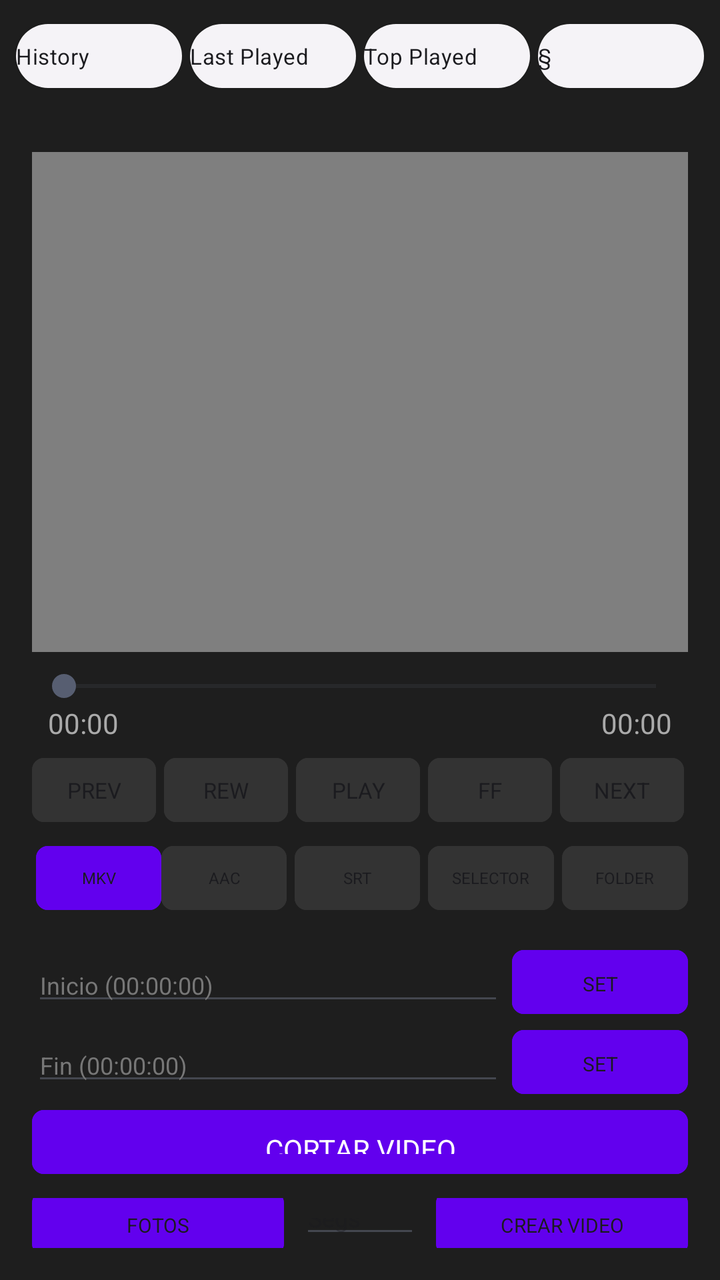
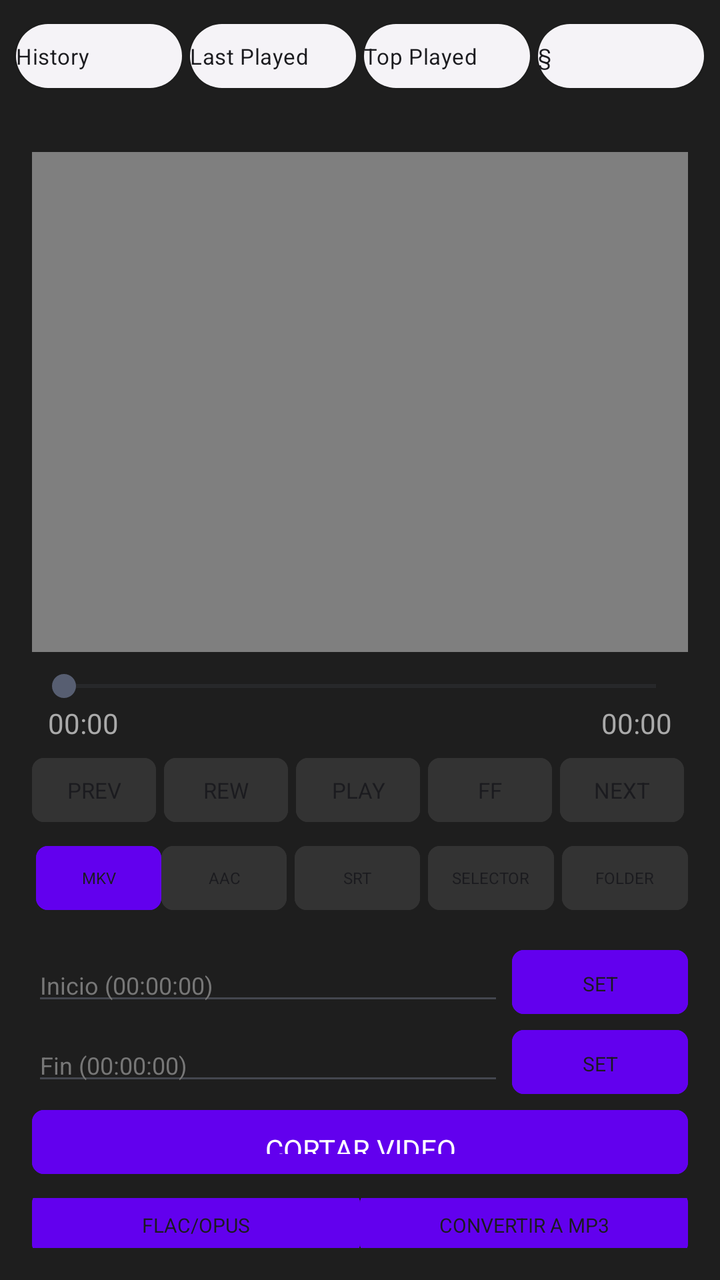

Two renders of the same Android screen: before a commit and after it. Below are the layout's source before the change and the commit's diff.
<!-- AndroidManifest.xml: application theme Theme.RetroMusic.MD3 -->
<!-- res/layout/home_content.xml -->
<?xml version="1.0" encoding="utf-8"?>
<LinearLayout xmlns:android="http://schemas.android.com/apk/res/android"
    android:layout_width="match_parent"
    android:layout_height="match_parent"
    android:orientation="vertical"
    android:background="#1E1E1E"
    android:focusable="true"
    android:focusableInTouchMode="true">

    <include
        android:id="@+id/abs_playlists"
        layout="@layout/abs_playlists" />

    <LinearLayout
        android:layout_width="match_parent"
        android:layout_height="wrap_content"
        android:orientation="vertical"
        android:padding="16dp">

        <FrameLayout
            android:id="@+id/videoContainer"
            android:layout_width="match_parent"
            android:layout_height="250dp"
            android:background="#000000">

            <VideoView
                android:id="@+id/videoPlayer"
                android:layout_width="match_parent"
                android:layout_height="match_parent"
                android:layout_gravity="center" />

            <TextView
                android:id="@+id/tvSubtitleOverlay"
                android:layout_width="match_parent"
                android:layout_height="wrap_content"
                android:layout_gravity="bottom|center_horizontal"
                android:gravity="center"
                android:padding="16dp"
                android:textColor="#FFFFFF"
                android:textSize="18sp" />
        </FrameLayout>

        <SeekBar
            android:id="@+id/videoSeekBar"
            android:layout_width="match_parent"
            android:layout_height="wrap_content"
            android:layout_marginTop="8dp" />

        <LinearLayout
            android:layout_width="match_parent"
            android:layout_height="wrap_content"
            android:orientation="horizontal"
            android:paddingHorizontal="8dp">
            <TextView android:id="@+id/tvCurrentTime" android:layout_width="wrap_content" android:layout_height="wrap_content" android:text="00:00" android:textColor="#AAAAAA" />
            <Space android:layout_width="0dp" android:layout_height="wrap_content" android:layout_weight="1" />
            <TextView android:id="@+id/tvTotalTime" android:layout_width="wrap_content" android:layout_height="wrap_content" android:text="00:00" android:textColor="#AAAAAA" />
        </LinearLayout>

        <LinearLayout
            android:layout_width="match_parent"
            android:layout_height="wrap_content"
            android:orientation="horizontal"
            android:weightSum="5"
            android:layout_marginTop="4dp"> 
            <Button android:id="@+id/btnPrevVideo" android:layout_width="0dp" android:layout_height="40dp" android:layout_weight="1" android:layout_marginEnd="2dp" android:backgroundTint="#333333" android:text="PREV" android:textSize="11sp" android:padding="0dp" />
            <Button android:id="@+id/btnRewindTime" android:layout_width="0dp" android:layout_height="40dp" android:layout_weight="1" android:layout_marginHorizontal="2dp" android:backgroundTint="#333333" android:text="REW" android:textSize="11sp" android:padding="0dp" />
            <Button android:id="@+id/btnPlayPause" android:layout_width="0dp" android:layout_height="40dp" android:layout_weight="1" android:layout_marginHorizontal="2dp" android:backgroundTint="#333333" android:text="PLAY" android:textSize="11sp" android:padding="0dp" />
            <Button android:id="@+id/btnForwardTime" android:layout_width="0dp" android:layout_height="40dp" android:layout_weight="1" android:layout_marginHorizontal="2dp" android:backgroundTint="#333333" android:text="FF" android:textSize="11sp" android:padding="0dp" />
            <Button android:id="@+id/btnNextVideo" android:layout_width="0dp" android:layout_height="40dp" android:layout_weight="1" android:layout_marginHorizontal="2dp" android:backgroundTint="#333333" android:text="NEXT" android:textSize="11sp" android:padding="0dp" />
        </LinearLayout>

        <LinearLayout
            android:layout_width="match_parent"
            android:layout_height="wrap_content"
            android:orientation="horizontal"
            android:weightSum="5"
            android:layout_marginTop="4dp"> 
            <Button android:id="@+id/btnMixVideo" android:layout_width="0dp" android:layout_height="40dp" android:layout_weight="1" android:layout_marginStart="2dp" android:backgroundTint="#6200EE" android:text="MKV" android:textSize="8sp" android:padding="0dp" />
            <Button android:id="@+id/btnFullscreen" android:layout_width="0dp" android:layout_height="40dp" android:layout_weight="1" android:layout_marginEnd="2dp" android:backgroundTint="#333333" android:text="AAC" android:textSize="8sp" android:padding="0dp" />
            <Button android:id="@+id/btnLoadSubtitles" android:layout_width="0dp" android:layout_height="40dp" android:layout_weight="1" android:layout_marginHorizontal="2dp" android:backgroundTint="#333333" android:text="SRT" android:textSize="8sp" android:padding="0dp" />
            <Button android:id="@+id/btnOpenFile" android:layout_width="0dp" android:layout_height="40dp" android:layout_weight="1" android:layout_marginHorizontal="2dp" android:backgroundTint="#333333" android:text="SELECTOR" android:textSize="8sp" android:padding="0dp" />
            <Button android:id="@+id/btnChooseFolder" android:layout_width="0dp" android:layout_height="40dp" android:layout_weight="1" android:layout_marginStart="2dp" android:backgroundTint="#333333" android:text="FOLDER" android:textSize="8sp" android:padding="0dp" />
        </LinearLayout>

        <LinearLayout
            android:layout_width="match_parent"
            android:layout_height="wrap_content"
            android:orientation="vertical"
            android:layout_marginTop="12dp">

            <LinearLayout 
                android:layout_width="match_parent" 
                android:layout_height="wrap_content" 
                android:orientation="horizontal"
                android:gravity="center_vertical">
                
                <EditText android:id="@+id/etStartTime" android:layout_width="0dp" android:layout_weight="1" android:layout_height="wrap_content" android:hint="Inicio (00:00:00)" android:textColor="#FFFFFF" android:textColorHint="#777777" android:textSize="12sp" android:inputType="text" />
                <Button android:id="@+id/btnSetStart" android:layout_width="wrap_content" android:layout_height="40dp" android:backgroundTint="#6200EE" android:text="SET" android:textSize="10sp" android:layout_marginStart="4dp" />
            </LinearLayout>

            <LinearLayout 
                android:layout_width="match_parent" 
                android:layout_height="wrap_content" 
                android:orientation="horizontal"
                android:gravity="center_vertical">
                
                <EditText android:id="@+id/etEndTime" android:layout_width="0dp" android:layout_weight="1" android:layout_height="wrap_content" android:hint="Fin (00:00:00)" android:textColor="#FFFFFF" android:textColorHint="#777777" android:textSize="12sp" android:inputType="text" />
                <Button android:id="@+id/btnSetEnd" android:layout_width="wrap_content" android:layout_height="40dp" android:backgroundTint="#6200EE" android:text="SET" android:textSize="10sp" android:layout_marginStart="4dp" />
            </LinearLayout>

            <Button android:id="@+id/btnSplit" android:layout_width="match_parent" android:layout_height="40dp" android:backgroundTint="#6200EE" android:text="CORTAR VIDEO" android:textColor="#FFFFFF" />
        </LinearLayout>

        <LinearLayout
            android:layout_width="match_parent"
            android:layout_height="wrap_content"
            android:orientation="horizontal"
            android:layout_marginTop="8dp"
            android:gravity="center_vertical">

            <Button android:id="@+id/btnSelectImages" android:layout_width="0dp" android:layout_weight="1" android:layout_height="40dp" android:backgroundTint="#6200EE" android:text="FOTOS" android:textSize="10sp" />
            <EditText android:id="@+id/etImageDuration" android:layout_width="60dp" android:layout_height="wrap_content" android:hint="Segs" android:textColor="#FFFFFF" android:inputType="number" android:textSize="12sp" android:layout_marginHorizontal="8dp" />
            <Button android:id="@+id/btnCreateImgVideo" android:layout_width="0dp" android:layout_weight="1" android:layout_height="40dp" android:backgroundTint="#6200EE" android:text="CREAR VIDEO" android:textSize="10sp" />
        </LinearLayout>

        <androidx.recyclerview.widget.RecyclerView
            android:id="@+id/rvDownloads"
            android:layout_width="match_parent"
            android:layout_height="wrap_content"
            android:layout_marginTop="16dp"
            android:paddingBottom="20dp"
            android:scrollbars="vertical" />
            
    </LinearLayout>
</LinearLayout>
<!-- res/layout/abs_playlists.xml (included above) -->
<?xml version="1.0" encoding="utf-8"?>
<androidx.constraintlayout.widget.ConstraintLayout xmlns:android="http://schemas.android.com/apk/res/android"
    xmlns:app="http://schemas.android.com/apk/res-auto"
    android:layout_width="match_parent"
    android:layout_height="wrap_content"
    android:paddingBottom="12dp">

    <com.google.android.material.button.MaterialButton
        android:id="@+id/history"
        style="@style/HomeActionButton"
        android:layout_width="0dp"
        android:layout_height="40dp"
        android:layout_marginStart="8dp"
        android:layout_marginTop="8dp"
        android:layout_marginEnd="4dp"
        android:text="History"
        android:textSize="11sp"
        android:padding="0dp"
        app:iconPadding="0dp"
        app:layout_constraintEnd_toStartOf="@+id/lastAdded"
        app:layout_constraintHorizontal_weight="1"
        app:layout_constraintStart_toStartOf="parent"
        app:layout_constraintTop_toTopOf="parent" />

    <com.google.android.material.button.MaterialButton
        android:id="@+id/lastAdded"
        style="@style/HomeActionButton"
        android:layout_width="0dp"
        android:layout_height="40dp"
        android:layout_marginTop="8dp"
        android:layout_marginEnd="4dp"
        android:text="Last Played"
        android:textSize="11sp"
        android:padding="0dp"
        app:iconPadding="0dp"
        app:layout_constraintEnd_toStartOf="@+id/topPlayed"
        app:layout_constraintHorizontal_weight="1"
        app:layout_constraintStart_toEndOf="@+id/history"
        app:layout_constraintTop_toTopOf="parent" />

    <com.google.android.material.button.MaterialButton
        android:id="@+id/topPlayed"
        style="@style/HomeActionButton"
        android:layout_width="0dp"
        android:layout_height="40dp"
        android:layout_marginTop="8dp"
        android:layout_marginEnd="4dp"
        android:text="Top Played"
        android:textSize="11sp"
        android:padding="0dp"
        app:iconPadding="0dp"
        app:layout_constraintEnd_toStartOf="@+id/actionShuffle"
        app:layout_constraintHorizontal_weight="1"
        app:layout_constraintStart_toEndOf="@+id/lastAdded"
        app:layout_constraintTop_toTopOf="parent" />

    <com.google.android.material.button.MaterialButton
        android:id="@+id/actionShuffle"
        style="@style/HomeActionButton"
        android:layout_width="0dp"
        android:layout_height="40dp"
        android:layout_marginTop="8dp"
        android:layout_marginEnd="8dp"
        android:text="§"
        android:textSize="11sp"
        android:padding="0dp"
        app:iconPadding="0dp"
        app:layout_constraintEnd_toEndOf="parent"
        app:layout_constraintHorizontal_weight="1"
        app:layout_constraintStart_toEndOf="@+id/topPlayed"
        app:layout_constraintTop_toTopOf="parent" />

</androidx.constraintlayout.widget.ConstraintLayout>
<!-- resources referenced by this layout -->
<resources>
  <style name="HomeActionButton" parent="Widget.Material3.Button.ElevatedButton.Icon">
          <item name="android:paddingTop">16dp</item>
          <item name="android:paddingBottom">16dp</item>
          <item name="android:textColor">?attr/colorOnSurface</item>
          <item name="shapeAppearanceOverlay">
              @style/ShapeAppearanceOverlay.Material3.FloatingActionButton
          </item>
          <item name="iconPadding">16dp</item>
          <item name="iconGravity">start</item>
          <item name="android:gravity">start|center_vertical</item>
          <item name="android:textAppearance">@style/TextViewBody2</item>
      </style>
  <style name="Theme.RetroMusic.MD3" parent="@style/Theme.Material3.DayNight.NoActionBar">
          <item name="roundSelector">@drawable/round_selector</item>
          <item name="rectSelector">@drawable/rect_selector</item>
          <item name="materialCardViewStyle">@style/Widget.Material3.CardView.Elevated</item>
          <item name="materialButtonStyle">@style/MaterialButtonTheme</item>
          
          <item name="preferenceTheme">@style/PreferenceThemeOverlay.v14.Material</item>
          <item name="android:textColorAlertDialogListItem">@android:color/white</item>
          
          <item name="android:textColorPrimary">@android:color/white</item>
          <item name="textColorPrimary">@android:color/white</item>
          <item name="android:textColorPrimaryInverse">@android:color/white</item>
  
          <item name="android:textColorSecondary">#B3FFFFFF</item>
          <item name="textColorSecondary">#B3FFFFFF</item>
  
          <item name="colorOnSurface">@android:color/white</item>
          <item name="colorOnSurfaceVariant">#B3FFFFFF</item>
      </style>
  <style name="TextViewBody2" parent="TextAppearance.MaterialComponents.Body2" />
  <!-- drawable round_selector (drawable) -->
  <ripple xmlns:android="http://schemas.android.com/apk/res/android"
      android:color="?android:attr/colorControlHighlight">
  
      <item
          android:id="@android:id/mask"
          android:drawable="@drawable/round_selector_mask" />
  
  </ripple>
  <!-- drawable rect_selector (drawable) -->
  <?xml version="1.0" encoding="utf-8"?>
  <ripple xmlns:android="http://schemas.android.com/apk/res/android"
      android:color="?android:attr/colorControlHighlight">
  
      <item android:id="@android:id/mask">
          <shape>
              <corners android:radius="@dimen/m3_card_corner_radius" />
              <solid android:color="@color/md_green_500" />
          </shape>
      </item>
      <item>
          <selector>
              <item android:state_activated="true">
                  <shape>
                      <corners android:radius="@dimen/m3_card_corner_radius" />
                      <solid android:color="?android:attr/colorControlHighlight" />
                  </shape>
              </item>
          </selector>
      </item>
  </ripple>
  <style name="MaterialButtonTheme" parent="Widget.Material3.Button">
          <item name="cornerRadius">6dp</item>
          <item name="iconGravity">textStart</item>
          <item name="iconTint">?attr/colorControlNormal</item>
          <item name="android:textColor">?android:attr/textColorPrimary</item>
          <item name="android:textAppearance">@style/TextViewNormal</item>
          <item name="android:textAllCaps">false</item>
          <item name="android:paddingTop">@dimen/button_padding_vertical</item>
          <item name="android:paddingBottom">@dimen/button_padding_vertical</item>
      </style>
  <!-- drawable round_selector_mask (drawable) -->
  <?xml version="1.0" encoding="utf-8"?>
  <shape xmlns:android="http://schemas.android.com/apk/res/android"
      android:shape="oval">
      <solid android:color="@android:color/white" />
  </shape>
  <dimen name="m3_card_corner_radius">16dp</dimen>
  <color name="md_green_500">#4CAF50</color>
  <style name="TextViewNormal" parent="">
          <item name="android:textSize">14sp</item>
      </style>
  <dimen name="button_padding_vertical">10dp</dimen>
</resources>

<!-- the commit's change to res/layout/home_content.xml (unified diff, before → after) -->
@@ -118,9 +118,8 @@
             android:layout_marginTop="8dp"
             android:gravity="center_vertical">
 
-            <Button android:id="@+id/btnSelectImages" android:layout_width="0dp" android:layout_weight="1" android:layout_height="40dp" android:backgroundTint="#6200EE" android:text="FOTOS" android:textSize="10sp" />
-            <EditText android:id="@+id/etImageDuration" android:layout_width="60dp" android:layout_height="wrap_content" android:hint="Segs" android:textColor="#FFFFFF" android:inputType="number" android:textSize="12sp" android:layout_marginHorizontal="8dp" />
-            <Button android:id="@+id/btnCreateImgVideo" android:layout_width="0dp" android:layout_weight="1" android:layout_height="40dp" android:backgroundTint="#6200EE" android:text="CREAR VIDEO" android:textSize="10sp" />
+            <Button android:id="@+id/btnSelectAudio" android:layout_width="0dp" android:layout_weight="1" android:layout_height="40dp" android:backgroundTint="#6200EE" android:text="FLAC/OPUS" android:textSize="10sp" />
+            <Button android:id="@+id/btnConvert" android:layout_width="0dp" android:layout_weight="1" android:layout_height="40dp" android:backgroundTint="#6200EE" android:text="CONVERTIR A MP3" android:textSize="10sp" />
         </LinearLayout>
 
         <androidx.recyclerview.widget.RecyclerView
